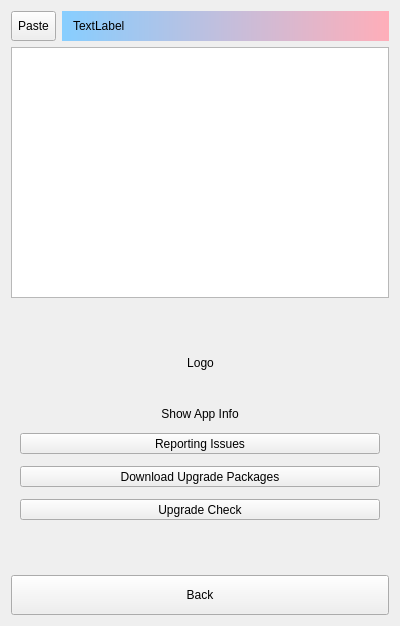
First picture: the form in src/RemarksAbout.ui, repository ic005k/Knot-Legacy, before the edit.
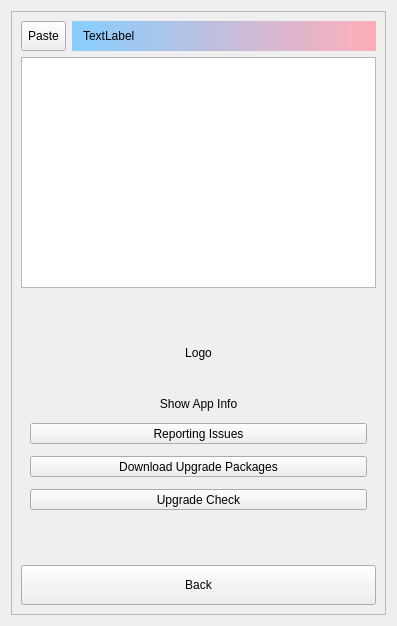
Second picture: the form after the edit.

Diff of the .ui file:
```diff
--- a/src/RemarksAbout.ui
+++ b/src/RemarksAbout.ui
@@ -6,13 +6,22 @@
    <rect>
     <x>0</x>
     <y>0</y>
-    <width>400</width>
+    <width>397</width>
     <height>626</height>
    </rect>
   </property>
   <property name="windowTitle">
    <string>About</string>
   </property>
+  <layout class="QVBoxLayout" name="verticalLayout_3">
+   <item>
+    <widget class="QFrame" name="frame">
+     <property name="frameShape">
+      <enum>QFrame::StyledPanel</enum>
+     </property>
+     <property name="frameShadow">
+      <enum>QFrame::Raised</enum>
+     </property>
   <layout class="QVBoxLayout" name="verticalLayout_2">
    <item>
     <layout class="QHBoxLayout" name="horizontalLayout_3">
@@ -250,6 +259,9 @@
      <property name="text">
       <string>Back</string>
      </property>
+       </widget>
+      </item>
+     </layout>
     </widget>
    </item>
   </layout>
```
Lines whose indentation alone changed are shown as unchanged.
